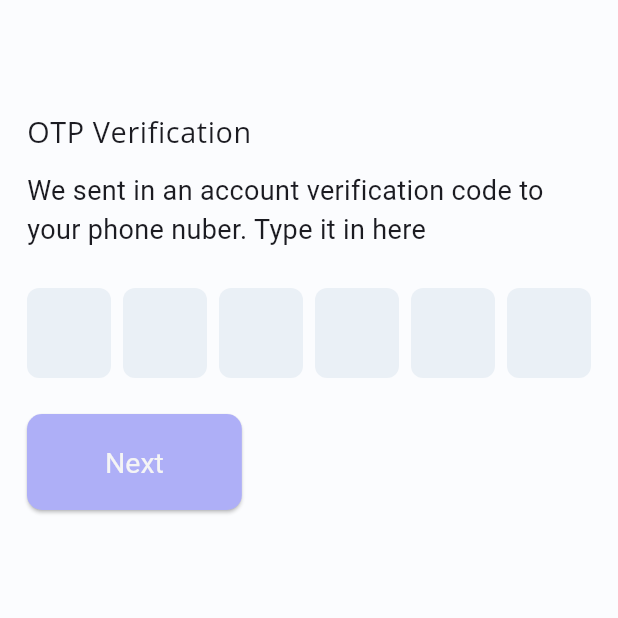
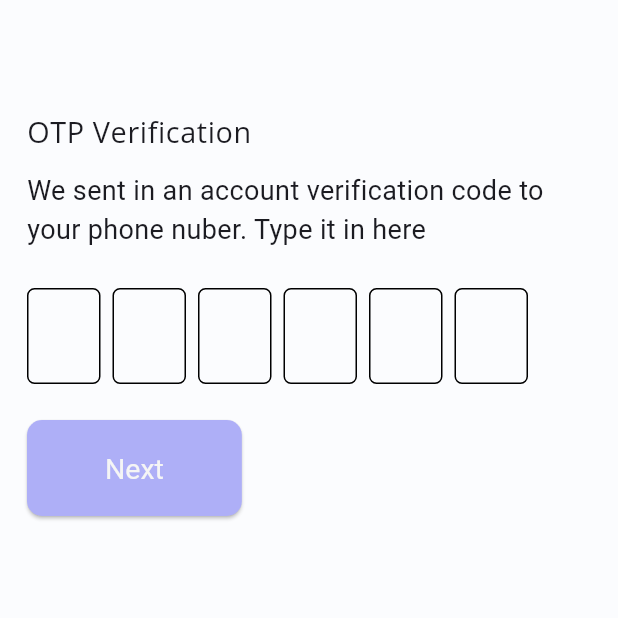
Before and after one commit to winninggodspower/mobi_health, a Flutter app: the OtpPage screen opened directly with empty values, on a phone screen of 412 x 824 dp, the top half of it. Run offline on Flutter 3.47's test engine with Material 3 defaults, Android fonts, the phone set to English and light mode, and no system bars; drawn by our look-alikes of pinput; our stand-ins replace country_picker, firebase_auth, firebase_core, google_fonts; accounts and stored records are empty; Roboto replaces fonts that are missing (Alegreya).

Commit message:
finish otp page

```diff
--- a/lib/pages/otp_page.dart
+++ b/lib/pages/otp_page.dart
@@ -1,14 +1,32 @@
+import 'package:firebase_auth/firebase_auth.dart';
 import 'package:flutter/material.dart';
 import 'package:google_fonts/google_fonts.dart';
+import 'package:mobi_health/pages/dashboard/home_page.dart';
 import 'package:mobi_health/theme.dart';
+import 'package:mobi_health/util.dart';
 import 'package:pinput/pinput.dart';
 
 // class OnBoarding extends StatelessWidget
 
-class OtpPage extends StatelessWidget {
+class OtpPage extends StatefulWidget {
   final String verificationId;
 
   const OtpPage({super.key, required this.verificationId});
+
+  @override
+  State<OtpPage> createState() => _OtpPageState();
+}
+
+class _OtpPageState extends State<OtpPage> {
+  late final TextEditingController pinController;
+
+  String? otpCode;
+
+  @override
+  void initState() {
+    super.initState();
+    pinController = TextEditingController();
+  }
 
   @override
   Widget build(BuildContext context) {
@@ -25,19 +43,38 @@ class OtpPage extends StatelessWidget {
                     fontSize: 19.22,
                   ),
             ),
-            const SizedBox(height: 13,),
+            const SizedBox(
+              height: 13,
+            ),
             Text(
               'We sent in an account verification code to your phone nuber. Type it in here ',
               style: Theme.of(context).textTheme.bodyMedium!.copyWith(
                     fontSize: 18,
                   ),
             ),
-            const SizedBox(height: 26,),
-            const Pinput(
+            const SizedBox(
+              height: 26,
+            ),
+            Pinput(
               length: 6,
               showCursor: true,
+              controller: pinController,
+              defaultPinTheme: PinTheme(
+                width: 49,
+                height: 64,
+                decoration: BoxDecoration(
+                    borderRadius: BorderRadius.circular(5),
+                    border: Border.all(color: Colors.black)),
+              ),
+              onSubmitted: (value) {
+                setState(() {
+                  otpCode = value;
+                });
+              },
             ),
-            const SizedBox(height: 24,),
+            const SizedBox(
+              height: 24,
+            ),
             ElevatedButton(
               style: ElevatedButton.styleFrom(
                 textStyle: GoogleFonts.alegreyaSans(
@@ -47,7 +84,15 @@ class OtpPage extends StatelessWidget {
                 padding:
                     const EdgeInsets.symmetric(horizontal: 52, vertical: 21),
               ),
-              onPressed: () {},
+              onPressed: () {
+                if (otpCode != null) {
+                  // verifyOtpCode(context, otpCode!);
+                  Navigator.push(context, MaterialPageRoute(builder: (context)=> const HomePage()));
+                } else {
+                  ShowSnackBar(context, "Enter 6-digit code");
+                }
+                Navigator.push(context, MaterialPageRoute(builder: (context)=> const HomePage()));
+              },
               child: const Text('Next'),
             ),
           ],
@@ -55,4 +100,20 @@ class OtpPage extends StatelessWidget {
       ),
     );
   }
+
+  Future<void> verifyOtpCode(BuildContext context, String optCode) async {
+    print('verification running');
+    try {
+      PhoneAuthCredential creds = PhoneAuthProvider.credential(
+          verificationId: widget.verificationId, smsCode: optCode);
+
+      UserCredential userCred =await FirebaseAuth.instance.signInWithCredential(creds);
+
+      if (userCred.user != null) {
+        Navigator.push(context, MaterialPageRoute(builder: (context)=> const HomePage()));
+      }
+    } on FirebaseAuthException catch (e) {
+      ShowSnackBar(context, e.message.toString());
+    }
+  }
 }
--- a/lib/pages/register.dart
+++ b/lib/pages/register.dart
@@ -7,6 +7,7 @@ import 'package:google_fonts/google_fonts.dart';
 import 'package:intl/intl.dart';
 import 'package:mobi_health/pages/otp_page.dart';
 import 'package:mobi_health/theme.dart';
+import 'package:mobi_health/util.dart';
 
 class RegisterPage extends StatefulWidget {
   const RegisterPage({super.key});
@@ -343,9 +344,7 @@ class _RegisterPageState extends State<RegisterPage> {
         await firebaseAuth.signInWithCredential(credential);
       },
       verificationFailed: (FirebaseAuthException e) {
-        ScaffoldMessenger.of(context).showSnackBar(SnackBar(
-          content: Text("error: ${e.message}"),
-        ));
+        ShowSnackBar(context, "error: ${e.message}");
       },
       codeSent: (String verificationId, int? resendToken) {
         Navigator.push(context, MaterialPageRoute(builder: (context)=> OtpPage(verificationId: verificationId)));
```
Also changed, not shown: lib/util.dart (+8 -1 lines).
